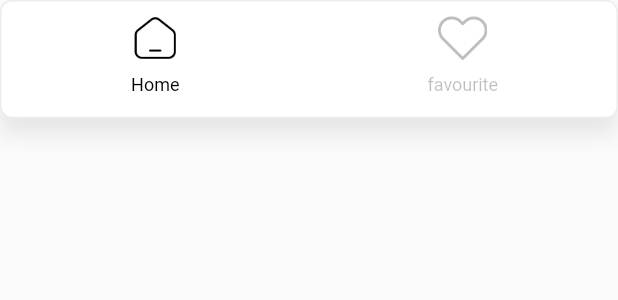
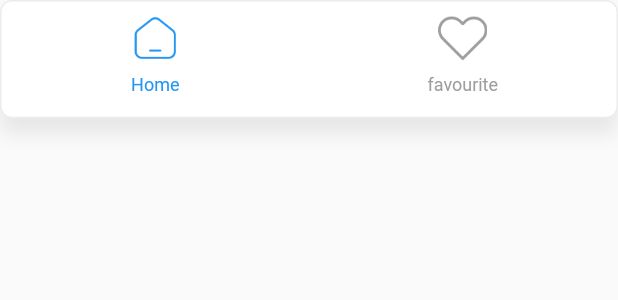
Before and after one commit to hitanshu1/product_listing, a Flutter app: the DashBoardNavigationBar widget shown alone on an empty page, opened directly, on a phone screen of 412 x 824 dp. Shown: the top 300 px of the screen. Run offline on Flutter 3.47's test engine with Material 3 defaults, Android fonts, the light colour scheme and no system bars; drawn by our look-alikes of oktoast; our stand-ins replace bloc, cached_network_image, carousel_slider, easy_localization, equatable, flutter_bloc and 7 more; accounts and stored records are empty; network calls fail.

Commit message:
yml update

```diff
--- a/lib/core/theme/colours/light_mode.dart
+++ b/lib/core/theme/colours/light_mode.dart
@@ -24,7 +24,7 @@ class LightColors {
   static const Color scaffoldBackgroundColor = Colors.white;
 
   /// inactive color
-  static const Color inactiveColor = Colors.black26;
+  static const Color inactiveColor = Colors.grey;
 
   /// error color
   static const Color error = Colors.red;
--- a/lib/core/utils/getStorage.dart
+++ b/lib/core/utils/getStorage.dart
@@ -77,7 +77,8 @@ class AppGetXStorage {
   /// get theme mode
  static bool getIsDarkTheme() {
     final box = GetStorage();
-    return box.read(themeMode) ?? MediaQuery.of(NavigatorService.navigatorKey.currentState!.context).platformBrightness == Brightness.dark;
+    final bool isDark = box.read(themeMode) ?? false;
+    return isDark;
   }
 
 
--- a/lib/presentation/pages/dashBoard/bottomNavigationBar.dart
+++ b/lib/presentation/pages/dashBoard/bottomNavigationBar.dart
@@ -65,14 +65,14 @@ class DashBoardNavigationBar extends StatelessWidget {
                   assetsUrl: assetPath,
                   height: 30.sp,
                   width: 30.sp,
-                  color: isActive ?Theme.of(context).colorScheme.onPrimary:Theme.of(context).unselectedWidgetColor,
+                  color: isActive ?Theme.of(context).primaryColor:Theme.of(context).unselectedWidgetColor,
                 ),
               ),
               SizeConfig.verticalSpaceSmall(),
               Expanded(
                 child: Txt(
                   text ?? '',
-                  color: isActive ?Theme.of(context).colorScheme.onPrimary:Theme.of(context).unselectedWidgetColor,
+                  color: isActive ?Theme.of(context).primaryColor:Theme.of(context).unselectedWidgetColor,
 
                 ),
               )
--- a/pubspec.yaml
+++ b/pubspec.yaml
@@ -41,7 +41,8 @@ dependencies:
   get_it: ^7.2.0
   http: ^0.13.3
   rxdart: ^0.27.3
-  intl: ^0.19.0
+  intl: ^0.20.2
+  easy_localization: ^3.0.7+1
   cached_network_image: 3.3.1
   get: ^4.6.5
   scroll_to_index: 3.0.1
@@ -55,7 +56,6 @@ dependencies:
   get_storage: ^2.1.1
   share_plus: ^9.0.0
   flutter_rating_bar: ^4.0.0
-  easy_localization: ^3.0.7+1
   package_info_plus: ^8.3.0
 
 
```
